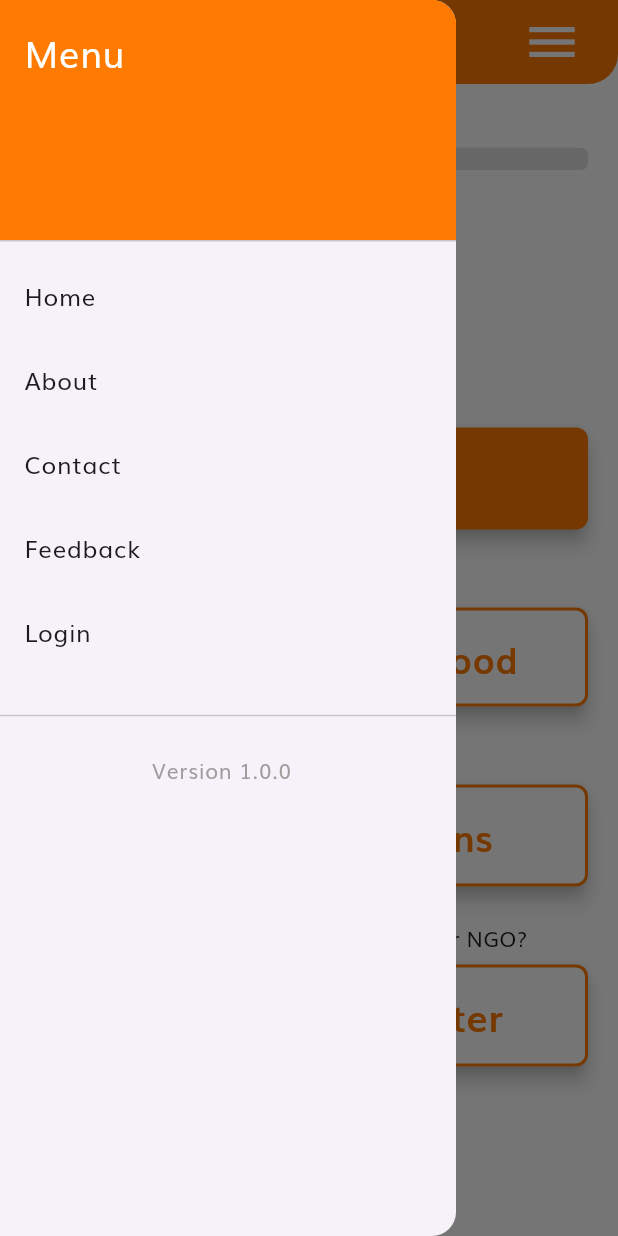
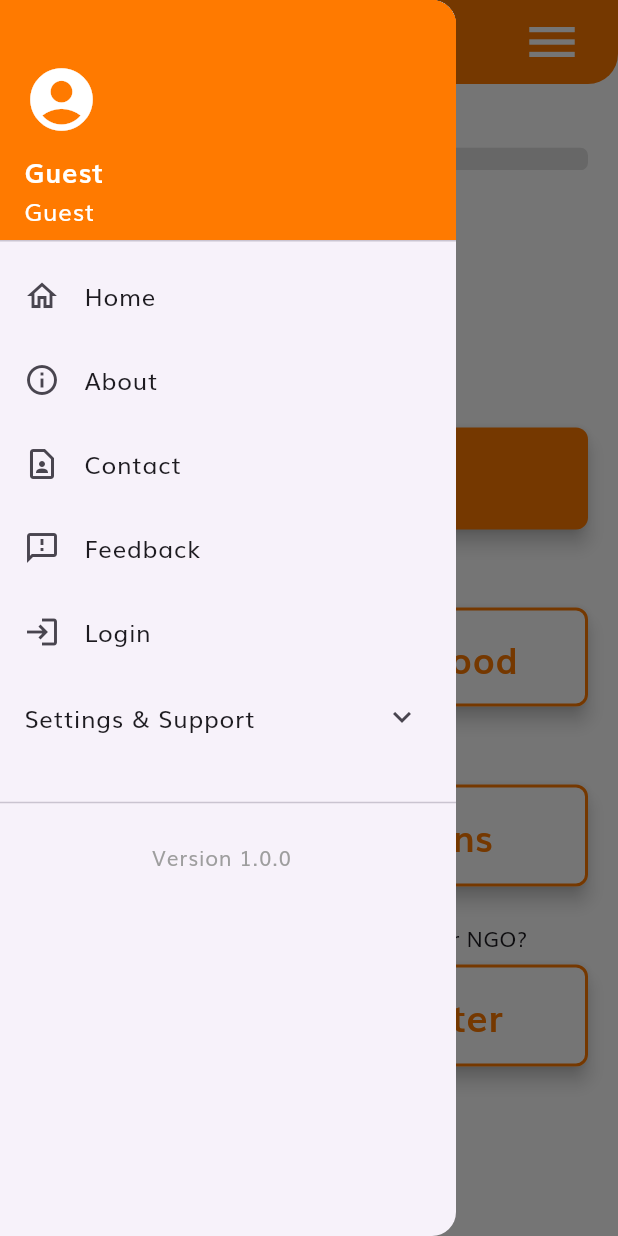
Before and after one commit to Krish-Panchani/hungry, a Flutter app: the screen it shows after launch, with the side drawer open, on a phone screen of 412 x 824 dp. Run offline on Flutter 3.47's test engine with Material 3 defaults, Android fonts, the phone set to English and light mode, and no system bars; drawn by our look-alikes of shimmer; our stand-ins replace cloud_firestore, firebase_auth, firebase_core, firebase_database, firebase_messaging, flutter_svg and 5 more; missing offline and left inert: google_maps_flutter_platform_interface; accounts and stored records are empty.

Commit message:
Refactor MyDrawer widget to display user information and add new menu items

```diff
--- a/lib/components/myDrawer.dart
+++ b/lib/components/myDrawer.dart
@@ -14,23 +14,52 @@ class MyDrawer extends StatelessWidget {
 
   @override
   Widget build(BuildContext context) {
+    User? user = FirebaseAuth.instance.currentUser;
     return Drawer(
       child: ListView(
         padding: EdgeInsets.zero,
         children: [
-          const DrawerHeader(
+          DrawerHeader(
             decoration: BoxDecoration(
               color: kPrimaryColor,
             ),
-            child: Text(
-              'Menu',
-              style: TextStyle(
-                color: Colors.white,
-                fontSize: 24,
-              ),
+            child: Column(
+              crossAxisAlignment: CrossAxisAlignment.start,
+              mainAxisAlignment: MainAxisAlignment.end,
+              children: [
+                if (user != null && user.photoURL != null)
+                  CircleAvatar(
+                    radius: 30,
+                    backgroundImage: NetworkImage(user.photoURL!),
+                  ),
+                if (user == null || user.photoURL == null)
+                  const Icon(
+                    Icons.account_circle,
+                    color: Colors.white,
+                    size: 50,
+                  ),
+                const SizedBox(height: 10),
+                Text(
+                  user != null ? user.displayName ?? 'User' : 'Guest',
+                  style: const TextStyle(
+                    color: Colors.white,
+                    fontSize: 18,
+                    fontWeight: FontWeight.bold,
+                  ),
+                ),
+                Text(
+                  user != null ? user.email ?? 'User' : 'Guest',
+                  style: const TextStyle(
+                    color: Colors.white,
+                    fontSize: 16,
+                    fontWeight: FontWeight.normal,
+                  ),
+                ),
+              ],
             ),
           ),
           ListTile(
+            leading: const Icon(Icons.home_outlined),
             title: const Text('Home'),
             onTap: () {
               Navigator.push(
@@ -42,6 +71,7 @@ class MyDrawer extends StatelessWidget {
             },
           ),
           ListTile(
+            leading: const Icon(Icons.info_outline),
             title: const Text('About'),
             onTap: () {
               Navigator.push(
@@ -53,6 +83,7 @@ class MyDrawer extends StatelessWidget {
             },
           ),
           ListTile(
+            leading: const Icon(Icons.contact_page_outlined),
             title: const Text('Contact'),
             onTap: () {
               Navigator.push(
@@ -64,6 +95,7 @@ class MyDrawer extends StatelessWidget {
             },
           ),
           ListTile(
+            leading: const Icon(Icons.feedback_outlined),
             title: const Text('Feedback'),
             onTap: () {
               _launchFeedbackForm();
@@ -73,6 +105,7 @@ class MyDrawer extends StatelessWidget {
             if (FirebaseAuth.instance.currentUser != null)
               // User is logged in
               ListTile(
+                leading: const Icon(Icons.logout),
                 title: const Text('LogOut'),
                 onTap: () {
                   // Sign out the user
@@ -90,6 +123,7 @@ class MyDrawer extends StatelessWidget {
           // User is not logged in
           if (FirebaseAuth.instance.currentUser == null)
             ListTile(
+              leading: const Icon(Icons.login),
               title: const Text('Login'),
               onTap: () {
                 // Navigate to SignInScreen
@@ -103,7 +137,27 @@ class MyDrawer extends StatelessWidget {
                 );
               },
             ),
-          const SizedBox(height: 20), // Add some spacing
+          DrawerExpansionTile(
+            title: 'Settings & Support',
+            children: [
+              DrawerTile(
+                icon: Icons.settings,
+                title: 'Settings & Privacy',
+                onTap: () {
+                  // Handle onTap for Settings & Privacy
+                },
+              ),
+              DrawerTile(
+                icon: Icons.help,
+                title: 'Help Center',
+                onTap: () {
+                  // Handle onTap for Help Center
+                },
+              ),
+            ],
+          ),
+          const SizedBox(height: 20),
+          // Add some spacing
           const Divider(), // Add a divider
           const ListTile(
             title: Text(
@@ -134,3 +188,46 @@ class MyDrawer extends StatelessWidget {
     }
   }
 }
+
+class DrawerExpansionTile extends StatelessWidget {
+  final String title;
+  final List<DrawerTile> children;
+
+  const DrawerExpansionTile({
+    Key? key,
+    required this.title,
+    required this.children,
+  }) : super(key: key);
+
+  @override
+  Widget build(BuildContext context) {
+    return ExpansionTile(
+      title: Text(
+        title,
+      ),
+      children: children,
+    );
+  }
+}
+
+class DrawerTile extends StatelessWidget {
+  final IconData icon;
+  final String title;
+  final VoidCallback onTap;
+
+  const DrawerTile({
+    Key? key,
+    required this.icon,
+    required this.title,
+    required this.onTap,
+  }) : super(key: key);
+
+  @override
+  Widget build(BuildContext context) {
+    return ListTile(
+      leading: Icon(icon),
+      title: Text(title),
+      onTap: onTap,
+    );
+  }
+}
```
